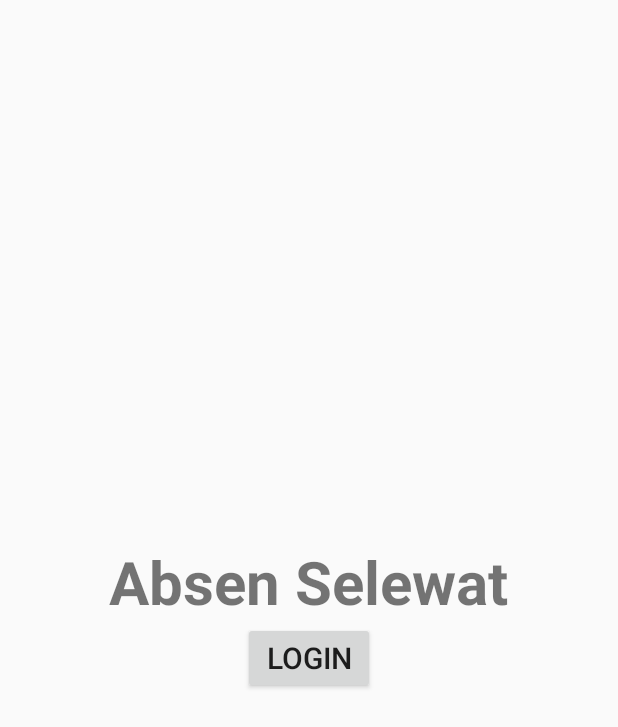
After one commit to aarioc97/Absen-Selewat, an Android app: the layout activity_login.xml on its own in the app's theme, with its tools: preview values and no code run, on a phone screen of 412 x 824 dp. The commit adds this screen. Shown: the top 727 px of the screen. Run offline under Robolectric (Android 15) with nearby library versions, the light colour scheme and no system bars.

Commit message:
Penambahan Login Activity.
Pemberian activity login untuk login.

```diff
--- a/Single Apps/app/src/main/AndroidManifest.xml
+++ b/Single Apps/app/src/main/AndroidManifest.xml
@@ -1,5 +1,6 @@
 <?xml version="1.0" encoding="utf-8"?>
 <manifest xmlns:android="http://schemas.android.com/apk/res/android"
+    xmlns:tools="http://schemas.android.com/tools"
     package="com.example.absenselewat">
 
     <uses-permission android:name="android.permission.ACCESS_COARSE_LOCATION" />
@@ -12,7 +13,7 @@
         android:roundIcon="@mipmap/ic_launcher_round"
         android:supportsRtl="true"
         android:theme="@style/AppTheme">
-        <activity android:name=".MainActivity"
+        <activity android:name=".LoginActivity"
             android:exported="true">
             <intent-filter>
                 <action android:name="android.intent.action.MAIN" />
@@ -20,6 +21,7 @@
                 <category android:name="android.intent.category.LAUNCHER" />
             </intent-filter>
         </activity>
+        <activity android:name=".AbsenActivity" />
     </application>
 
 </manifest>
--- a/Single Apps/app/src/main/java/com/example/absenselewat/MainActivity.java
+++ b/Single Apps/app/src/main/java/com/example/absenselewat/AbsenActivity.java
@@ -37,7 +37,7 @@ import com.google.android.gms.location.Priority;
 
 //Penonaktifan tombol absen masih salah!
 
-public class MainActivity extends AppCompatActivity implements OnClickListener {
+public class AbsenActivity extends AppCompatActivity implements OnClickListener {
 
     FusedLocationProviderClient locProvider;
     TextView latitudeText, longitudeText;
@@ -48,7 +48,7 @@ public class MainActivity extends AppCompatActivity implements OnClickListener {
     @Override
     protected void onCreate(Bundle savedInstanceState){
         super.onCreate(savedInstanceState);
-        setContentView(R.layout.activity_main);
+        setContentView(R.layout.activity_absen);
 
         this.latitudeText = findViewById(R.id.latitude);
         this.longitudeText = findViewById(R.id.longitude);
--- /dev/null
+++ b/Single Apps/app/src/main/res/layout/activity_login.xml
@@ -0,0 +1,24 @@
+<?xml version="1.0" encoding="utf-8"?>
+<LinearLayout
+    xmlns:android="http://schemas.android.com/apk/res/android"
+    android:layout_width="match_parent"
+    android:layout_height="match_parent"
+    android:gravity="center"
+    android:orientation="vertical">
+
+    <TextView
+        android:id="@+id/judul_app"
+        android:layout_width="wrap_content"
+        android:layout_height="wrap_content"
+        android:text="@string/app_name"
+        android:textSize="40sp"
+        android:textStyle="bold"/>
+
+    <Button
+        android:id="@+id/login_button"
+        android:layout_width="wrap_content"
+        android:layout_height="wrap_content"
+        android:text="@string/login_button"
+        android:textSize="20sp"/>
+
+</LinearLayout>
--- a/Single Apps/app/src/main/res/values/strings.xml
+++ b/Single Apps/app/src/main/res/values/strings.xml
@@ -1,5 +1,6 @@
 <resources>
     <string name="app_name">Absen Selewat</string>
+    <string name="login_button">LOGIN</string>
     <string name="koordinat_lokasi">Koordinat Lokasi:</string>
     <string name="desired_point">Titik Koordinat Absen (x.xxxx):</string>
     <string name="latitude">Latitude:</string>
```
Also changed, not shown: Single Apps/app/src/main/java/com/example/absenselewat/LoginActivity.java (added, +28 -0 lines), Single Apps/app/src/main/res/layout/activity_absen.xml (renamed from Single Apps/app/src/main/res/layout/activity_main.xml).
